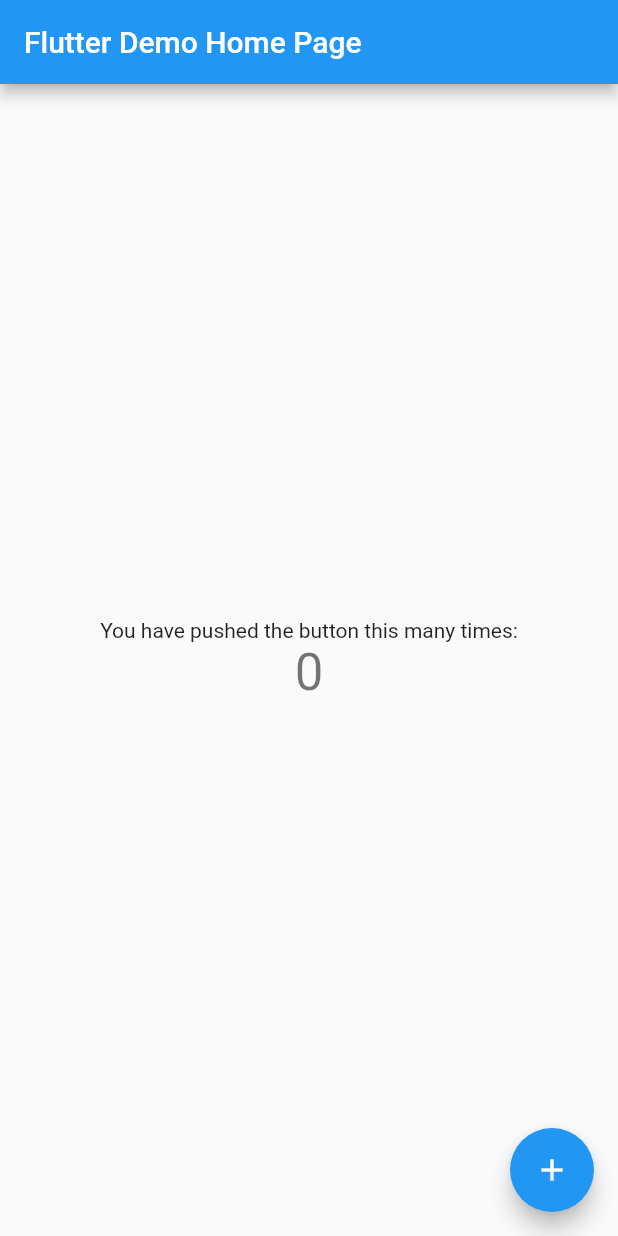
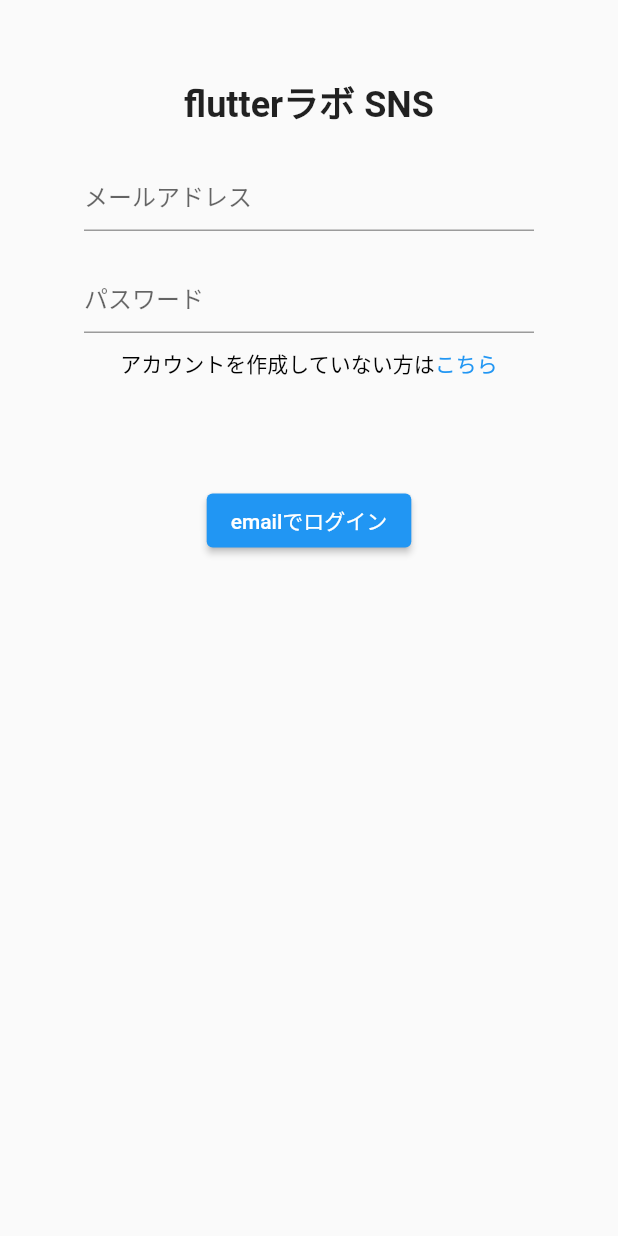
Before and after one commit to takuowake/twitter, a Flutter app: the screen it shows after launch, on a phone screen of 412 x 824 dp. Run offline on Flutter 3.47's test engine with Material 2 defaults, Android fonts, the phone set to English and light mode, and no system bars; our stand-ins replace cloud_firestore, firebase_auth, firebase_core, firebase_storage, image_picker; accounts and stored records are empty.

Commit message:
first-commit

```diff
--- a/lib/main.dart
+++ b/lib/main.dart
@@ -1,115 +1,26 @@
+import 'package:firebase_core/firebase_core.dart';
 import 'package:flutter/material.dart';
+import 'package:flutterlabo_twitter/view/screen.dart';
+import 'package:flutterlabo_twitter/view/start_up/login_page.dart';
 
-void main() {
+void main() async{
+  WidgetsFlutterBinding.ensureInitialized();
+  await Firebase.initializeApp();
   runApp(const MyApp());
 }
 
 class MyApp extends StatelessWidget {
   const MyApp({super.key});
 
-  // This widget is the root of your application.
   @override
   Widget build(BuildContext context) {
     return MaterialApp(
       title: 'Flutter Demo',
       theme: ThemeData(
-        // This is the theme of your application.
-        //
-        // Try running your application with "flutter run". You'll see the
-        // application has a blue toolbar. Then, without quitting the app, try
-        // changing the primarySwatch below to Colors.green and then invoke
-        // "hot reload" (press "r" in the console where you ran "flutter run",
-        // or simply save your changes to "hot reload" in a Flutter IDE).
-        // Notice that the counter didn't reset back to zero; the application
-        // is not restarted.
         primarySwatch: Colors.blue,
       ),
-      home: const MyHomePage(title: 'Flutter Demo Home Page'),
+      home: LoginPage(),
     );
+    //
   }
 }
-
-class MyHomePage extends StatefulWidget {
-  const MyHomePage({super.key, required this.title});
-
-  // This widget is the home page of your application. It is stateful, meaning
-  // that it has a State object (defined below) that contains fields that affect
-  // how it looks.
-
-  // This class is the configuration for the state. It holds the values (in this
-  // case the title) provided by the parent (in this case the App widget) and
-  // used by the build method of the State. Fields in a Widget subclass are
-  // always marked "final".
-
-  final String title;
-
-  @override
-  State<MyHomePage> createState() => _MyHomePageState();
-}
-
-class _MyHomePageState extends State<MyHomePage> {
-  int _counter = 0;
-
-  void _incrementCounter() {
-    setState(() {
-      // This call to setState tells the Flutter framework that something has
-      // changed in this State, which causes it to rerun the build method below
-      // so that the display can reflect the updated values. If we changed
-      // _counter without calling setState(), then the build method would not be
-      // called again, and so nothing would appear to happen.
-      _counter++;
-    });
-  }
-
-  @override
-  Widget build(BuildContext context) {
-    // This method is rerun every time setState is called, for instance as done
-    // by the _incrementCounter method above.
-    //
-    // The Flutter framework has been optimized to make rerunning build methods
-    // fast, so that you can just rebuild anything that needs updating rather
-    // than having to individually change instances of widgets.
-    return Scaffold(
-      appBar: AppBar(
-        // Here we take the value from the MyHomePage object that was created by
-        // the App.build method, and use it to set our appbar title.
-        title: Text(widget.title),
-      ),
-      body: Center(
-        // Center is a layout widget. It takes a single child and positions it
-        // in the middle of the parent.
-        child: Column(
-          // Column is also a layout widget. It takes a list of children and
-          // arranges them vertically. By default, it sizes itself to fit its
-          // children horizontally, and tries to be as tall as its parent.
-          //
-          // Invoke "debug painting" (press "p" in the console, choose the
-          // "Toggle Debug Paint" action from the Flutter Inspector in Android
-          // Studio, or the "Toggle Debug Paint" command in Visual Studio Code)
-          // to see the wireframe for each widget.
-          //
-          // Column has various properties to control how it sizes itself and
-          // how it positions its children. Here we use mainAxisAlignment to
-          // center the children vertically; the main axis here is the vertical
-          // axis because Columns are vertical (the cross axis would be
-          // horizontal).
-          mainAxisAlignment: MainAxisAlignment.center,
-          children: <Widget>[
-            const Text(
-              'You have pushed the button this many times:',
-            ),
-            Text(
-              '$_counter',
-              style: Theme.of(context).textTheme.headlineMedium,
-            ),
-          ],
-        ),
-      ),
-      floatingActionButton: FloatingActionButton(
-        onPressed: _incrementCounter,
-        tooltip: 'Increment',
-        child: const Icon(Icons.add),
-      ), // This trailing comma makes auto-formatting nicer for build methods.
-    );
-  }
-}
--- /dev/null
+++ b/lib/utils/authentication.dart
@@ -0,0 +1,31 @@
+import 'package:firebase_auth/firebase_auth.dart';
+
+class Authentication {
+  static final FirebaseAuth _firebaseAuth = FirebaseAuth.instance;
+  static User? currentFirebaseUser;
+
+  static Future<dynamic> signUp({required String email, required String pass}) async{
+    try {
+      UserCredential newAccount = await _firebaseAuth.createUserWithEmailAndPassword(email: email, password: pass);
+      print('auth登録完了');
+      return newAccount;
+    } on FirebaseAuthException catch(e) {
+      print('auth登録エラー: $e');
+      return false;
+    }
+  }
+  static Future<dynamic> emailSignIn({required String email, required String pass}) async{
+    try{
+      final UserCredential _result = await _firebaseAuth.signInWithEmailAndPassword(
+          email: email,
+          password: pass
+      );
+      currentFirebaseUser = _result.user;
+      print('authサインイン完了');
+      return true;
+    } on FirebaseAuthException catch(e) {
+      print('authサインインエラー: $e');
+      return false;
+    }
+  }
+}
--- /dev/null
+++ b/lib/view/start_up/login_page.dart
@@ -0,0 +1,79 @@
+import 'package:flutter/gestures.dart';
+import 'package:flutter/material.dart';
+import 'package:flutterlabo_twitter/utils/authentication.dart';
+import 'package:flutterlabo_twitter/view/screen.dart';
+import 'package:flutterlabo_twitter/view/start_up/create_account_page.dart';
+
+class LoginPage extends StatefulWidget {
+  @override
+  _LoginPageState createState() => _LoginPageState();
+}
+
+class _LoginPageState extends State<LoginPage> {
+  TextEditingController emailController = TextEditingController();
+  TextEditingController passController = TextEditingController();
+
+  @override
+  Widget build(BuildContext context) {
+    return Scaffold(
+
+      body: SafeArea(
+        child: Container(
+          width: double.infinity,
+          child: Column(
+            children: [
+              SizedBox(height: 50,),
+              Text('flutterラボ SNS', style: TextStyle(fontSize: 24, fontWeight: FontWeight.bold),),
+              Padding(
+                padding: const EdgeInsets.symmetric(vertical: 20.0),
+                child: Container(
+                  width: 300,
+                  child: TextField(
+                    controller: emailController,
+                    decoration: InputDecoration(
+                        hintText: 'メールアドレス'
+                    ),
+                  ),
+                ),
+              ),
+              Container(
+                width: 300,
+                child: TextField(
+                  controller: passController,
+                  decoration: InputDecoration(
+                      hintText: 'パスワード'
+                  ),
+                ),
+              ),
+              SizedBox(height: 10,),
+              RichText(
+                  text: TextSpan(
+                    style: TextStyle(color: Colors.black),
+                    children: [
+                      TextSpan(text: 'アカウントを作成していない方は'),
+                      TextSpan(text: 'こちら',
+                          style: TextStyle(color: Colors.blue),
+                          recognizer: TapGestureRecognizer()..onTap = () {
+                            Navigator.push(context, MaterialPageRoute(builder: (context) => CreateAccountPage()));
+                          }
+                          ),
+                    ]
+                  ),
+              ),
+              SizedBox(height: 70),
+              ElevatedButton(
+                  onPressed: () async{
+                    var result = await Authentication.emailSignIn(email: emailController.text, pass: passController.text);
+                    if(result == true) {
+                      Navigator.pushReplacement(context, MaterialPageRoute(builder: (context) => Screen()));
+                    }
+                  },
+                  child: Text('emailでログイン')
+              )
+            ],
+          ),
+        ),
+      )
+    );
+  }
+}
--- a/pubspec.yaml
+++ b/pubspec.yaml
@@ -35,6 +35,12 @@
   # The following adds the Cupertino Icons font to your application.
   # Use with the CupertinoIcons class for iOS style icons.
   cupertino_icons: ^1.0.2
+  intl: any
+  image_picker: ^0.8.3+3
+  firebase_core: ^2.4.1
+  firebase_auth: ^4.2.5
+  firebase_storage: ^11.0.11
+  cloud_firestore: ^4.3.2
 
 dev_dependencies:
   flutter_test:
```
Also changed, not shown: lib/model/account.dart (added, +14 -0 lines), lib/model/post.dart (added, +8 -0 lines), lib/utils/firestore/users.dart (added, +25 -0 lines), lib/view/account/account_page.dart (added, +146 -0 lines), lib/view/screen.dart (added, +44 -0 lines), lib/view/start_up/create_account_page.dart (added, +143 -0 lines), lib/view/time_line/post_page.dart (added, +39 -0 lines), lib/view/time_line/time_line_page.dart (added, +93 -0 lines), pubspec.lock, 14 other files.
